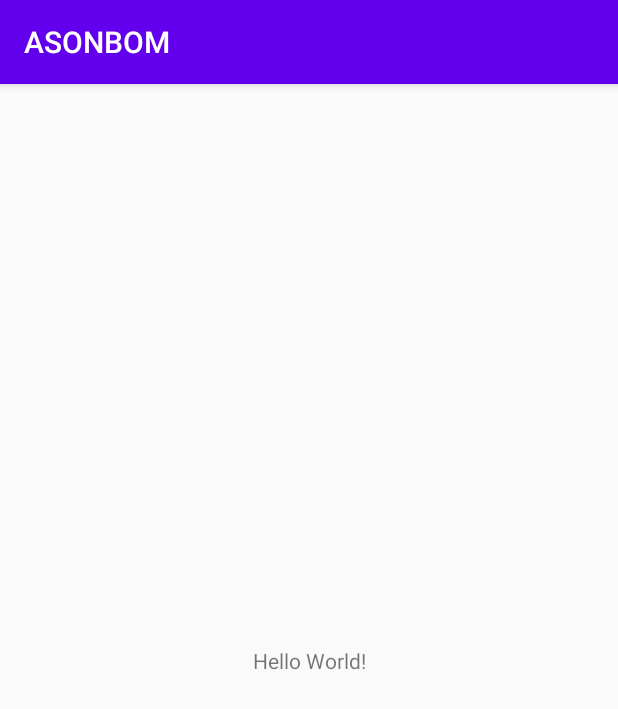
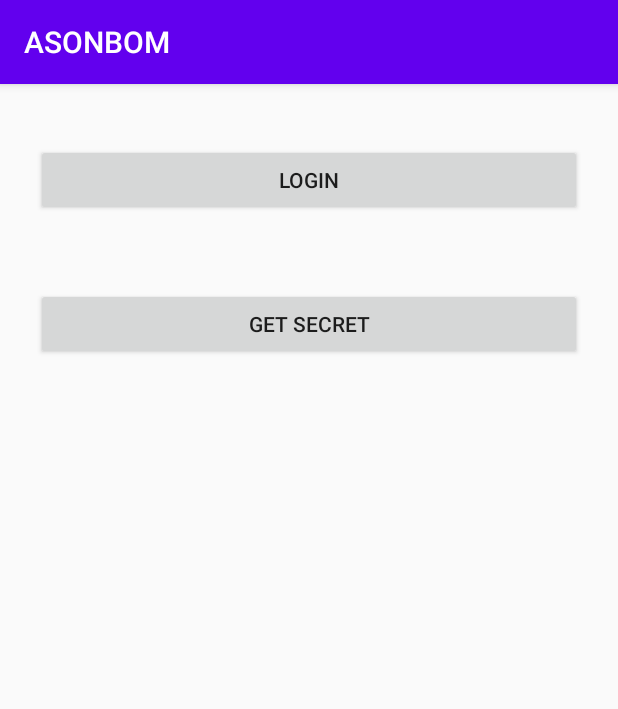
Before and after one commit to AlanItzep/ASONBOM, an Android app: the screen it shows after launch (MainActivity), on a phone screen of 412 x 824 dp. Shown: the top 709 px of the screen. Run offline under Robolectric (Android 15) with nearby library versions, the phone set to English and light mode, and no system bars.

Commit message:
Update ASONBOM

```diff
--- a/app/src/main/AndroidManifest.xml
+++ b/app/src/main/AndroidManifest.xml
@@ -1,6 +1,8 @@
 <?xml version="1.0" encoding="utf-8"?>
 <manifest xmlns:android="http://schemas.android.com/apk/res/android"
     package="com.example.asonbom">
+
+    <uses-permission android:name="android.permission.INTERNET" />
 
     <application
         android:allowBackup="true"
--- a/app/src/main/java/com/example/asonbom/data/ApiClient.kt
+++ b/app/src/main/java/com/example/asonbom/data/ApiClient.kt
@@ -9,7 +9,7 @@ import retrofit2.converter.gson.GsonConverterFactory
 class ApiClient {
     private lateinit var apiService:ApiService
 
-    fun getApiService(): ApiService{
+    fun getApiService(context: Context): ApiService{
         if (!::apiService.isInitialized){
             val retrofit=Retrofit.Builder()
                 .baseUrl(Constants.BASE_URL)
--- a/app/src/main/java/com/example/asonbom/data/ApiService.kt
+++ b/app/src/main/java/com/example/asonbom/data/ApiService.kt
@@ -5,10 +5,7 @@ import com.example.asonbom.data.responses.LoginResponse
 import com.example.asonbom.data.responses.PostsResponse
 import com.example.asonbom.utils.Constants
 import retrofit2.Call
-import retrofit2.http.Body
-import retrofit2.http.FormUrlEncoded
-import retrofit2.http.GET
-import retrofit2.http.POST
+import retrofit2.http.*
 
 interface ApiService {
 
@@ -16,6 +13,7 @@ interface ApiService {
     @FormUrlEncoded
     fun login(@Body request: LoginRequest): Call<LoginResponse>
 
-    @GET(Constants.POST_URL)
+    @GET(Constants.POSTS_URL)
+    //fun fetchPosts(@Header("Authorization") token: String): Call<PostsResponse>
     fun fetchPosts(): Call<PostsResponse>
 }
--- a/app/src/main/java/com/example/asonbom/data/AuthInterceptor.kt
+++ b/app/src/main/java/com/example/asonbom/data/AuthInterceptor.kt
@@ -13,7 +13,7 @@ class AuthInterceptor(context: Context) : Interceptor{
         val requestBuilder = chain.request().newBuilder()
 
         sessionManager.fetchAuthToken()?.let{
-            requestBuilder.addHeader("Autorization","Bearer $it")
+            requestBuilder.addHeader("Authorization","Bearer $it")
         }
 
         return chain.proceed(requestBuilder.build())
--- a/app/src/main/java/com/example/asonbom/data/responses/LoginResponse.kt
+++ b/app/src/main/java/com/example/asonbom/data/responses/LoginResponse.kt
@@ -11,5 +11,8 @@ data class LoginResponse(
     var authToken:String,
 
     @SerializedName("user")
-    var user: User?
+    var user: User?,
+
+    @SerializedName("token")
+    var getToken: String
 )
--- a/app/src/main/java/com/example/asonbom/data/ui/LoginActivity.kt
+++ b/app/src/main/java/com/example/asonbom/data/ui/LoginActivity.kt
@@ -23,7 +23,7 @@ class LoginActivity : AppCompatActivity() {
         apiClient = ApiClient()
         sessionManager = SessionManager(this)
 
-        apiClient.getApiService().login(LoginRequest(email="moises@moises.com", password = "admin"))
+        apiClient.getApiService(this).login(LoginRequest(email="moises@moises.com", password = "admin"))
             .enqueue(object : Callback<LoginResponse>{
                 override fun onFailure(call: Call<LoginResponse>, t: Throwable){
                     //Error Login In
--- a/app/src/main/java/com/example/asonbom/data/ui/MainActivity.kt
+++ b/app/src/main/java/com/example/asonbom/data/ui/MainActivity.kt
@@ -1,13 +1,53 @@
 package com.example.asonbom.data.ui
 
+import android.os.Bundle
+import android.widget.Button
+import android.widget.Toast
 import androidx.appcompat.app.AppCompatActivity
-import android.os.Bundle
 import com.example.asonbom.R
+import com.example.asonbom.data.ApiClient
+import com.example.asonbom.data.responses.PostsResponse
+import com.example.asonbom.utils.SessionManager
+import retrofit2.Call
+import retrofit2.Callback
+import retrofit2.Response
+
 
 class MainActivity : AppCompatActivity() {
+
+    private lateinit var apiClient: ApiClient
+    private lateinit var sessionManager: SessionManager
 
     override fun onCreate(savedInstanceState: Bundle?) {
         super.onCreate(savedInstanceState)
         setContentView(R.layout.activity_main)
+
+        apiClient = ApiClient()
+        sessionManager = SessionManager(this)
+
+        val button = findViewById<Button>(R.id.btn_login)
+        button?.setOnClickListener()
+        {fetchPosts()}
+    }
+
+    private fun fetchPosts(){
+        apiClient.getApiService(this).fetchPosts()
+            .enqueue(object : Callback<PostsResponse>{
+
+                //Error fetching posts
+                override fun onFailure(call:Call<PostsResponse>,t:Throwable){
+                    Toast.makeText(applicationContext,"Error! ", Toast.LENGTH_SHORT).show()
+                }
+
+                //Handle function to display posts
+                override fun onResponse(call: Call<PostsResponse>,response:Response<PostsResponse>){
+                    if (response.isSuccessful){
+                        Toast.makeText(applicationContext, response.body()?.message, Toast.LENGTH_SHORT).show()
+                    }
+                    else{
+                        Toast.makeText(applicationContext,"login not correct! ", Toast.LENGTH_SHORT).show()
+                    }
+                }
+            })
     }
 }
--- a/app/src/main/java/com/example/asonbom/utils/Constants.kt
+++ b/app/src/main/java/com/example/asonbom/utils/Constants.kt
@@ -5,5 +5,5 @@ object Constants {
     //Endpoints
     const val BASE_URL = "https://pacific-lowlands-44228.herokuapp.com/"
     const val LOGIN_URL = "user/login "
-    const val POST_URL= "true"
+    const val POSTS_URL= "posts"
 }
--- a/app/src/main/res/layout/activity_main.xml
+++ b/app/src/main/res/layout/activity_main.xml
@@ -1,18 +1,34 @@
 <?xml version="1.0" encoding="utf-8"?>
-<androidx.constraintlayout.widget.ConstraintLayout xmlns:android="http://schemas.android.com/apk/res/android"
-    xmlns:app="http://schemas.android.com/apk/res-auto"
-    xmlns:tools="http://schemas.android.com/tools"
-    android:layout_width="match_parent"
-    android:layout_height="match_parent"
-    tools:context=".data.ui.MainActivity">
+<androidx.core.widget.NestedScrollView
+    xmlns:android="http://schemas.android.com/apk/res/android"
+    android:layout_width="fill_parent"
+    android:layout_height="fill_parent"
+    android:fitsSystemWindows="true">
+    <androidx.appcompat.widget.LinearLayoutCompat
+        android:layout_width="match_parent"
+        android:layout_height="200dp"
+        android:orientation="vertical"
+        android:paddingLeft="24dp"
+        android:paddingRight="24dp"
+        android:paddingTop="16dp">
 
-    <TextView
-        android:layout_width="wrap_content"
-        android:layout_height="wrap_content"
-        android:text="Hello World!"
-        app:layout_constraintBottom_toBottomOf="parent"
-        app:layout_constraintLeft_toLeftOf="parent"
-        app:layout_constraintRight_toRightOf="parent"
-        app:layout_constraintTop_toTopOf="parent" />
+        <androidx.appcompat.widget.AppCompatButton
+            android:id="@+id/btn_login"
+            android:layout_width="fill_parent"
+            android:layout_height="wrap_content"
+            android:layout_marginBottom="24dp"
+            android:layout_marginTop="24dp"
+            android:padding="12dp"
+            android:text="Login"/>
 
-</androidx.constraintlayout.widget.ConstraintLayout>
+        <androidx.appcompat.widget.AppCompatButton
+            android:id="@+id/btn_secret"
+            android:layout_width="fill_parent"
+            android:layout_height="wrap_content"
+            android:layout_marginBottom="24dp"
+            android:layout_marginTop="24dp"
+            android:padding="12dp"
+            android:text="Get Secret"/>
+
+    </androidx.appcompat.widget.LinearLayoutCompat >
+</androidx.core.widget.NestedScrollView>
```
Also changed, not shown: app/build.gradle (+8 -1 lines).
